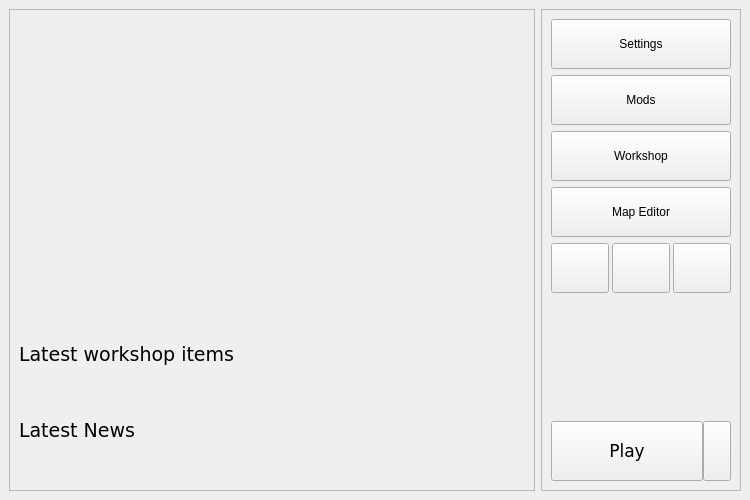
Before: the Qt Designer form ui/launchermainwindow.ui in ForkedInTime/keeperfx-launcher-qt-linux, drawn with Qt 5.
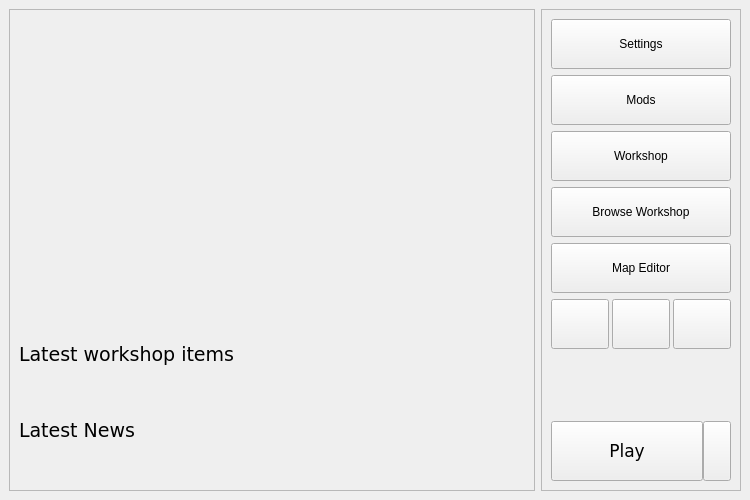
After: the same form once the commit is applied. Icons and pictures are not drawn.

Commit message: feat(workshop): in-launcher Workshop browser + Installed manager + single-instance lock

Diff of the .ui file:
```diff
--- a/ui/launchermainwindow.ui
+++ b/ui/launchermainwindow.ui
@@ -330,6 +330,25 @@
          </property>
         </widget>
        </item>
+       <item>
+        <widget class="QPushButton" name="browseWorkshopButton">
+         <property name="minimumSize">
+          <size>
+           <width>0</width>
+           <height>50</height>
+          </size>
+         </property>
+         <property name="font">
+          <font/>
+         </property>
+         <property name="text">
+          <string comment="Button">Browse Workshop</string>
+         </property>
+         <property name="toolTip">
+          <string comment="Tooltip">Browse and install workshop maps, campaigns and mods without leaving the launcher</string>
+         </property>
+        </widget>
+       </item>
        <item>
         <widget class="QPushButton" name="unearthButton">
          <property name="minimumSize">
```
The commit also changes 13 other files.
